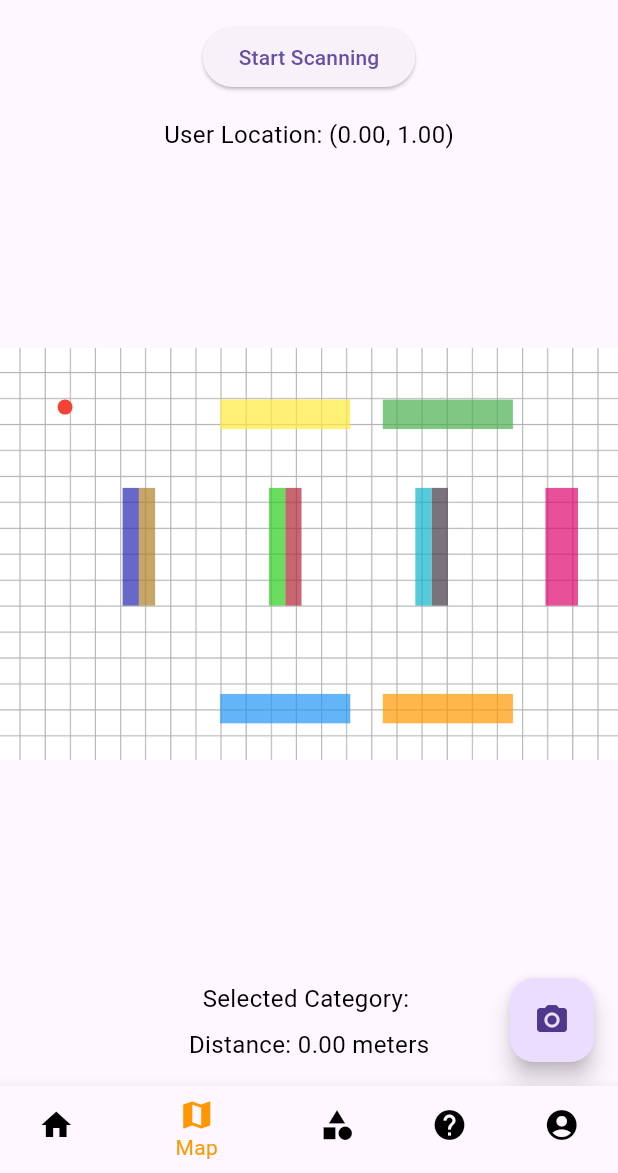
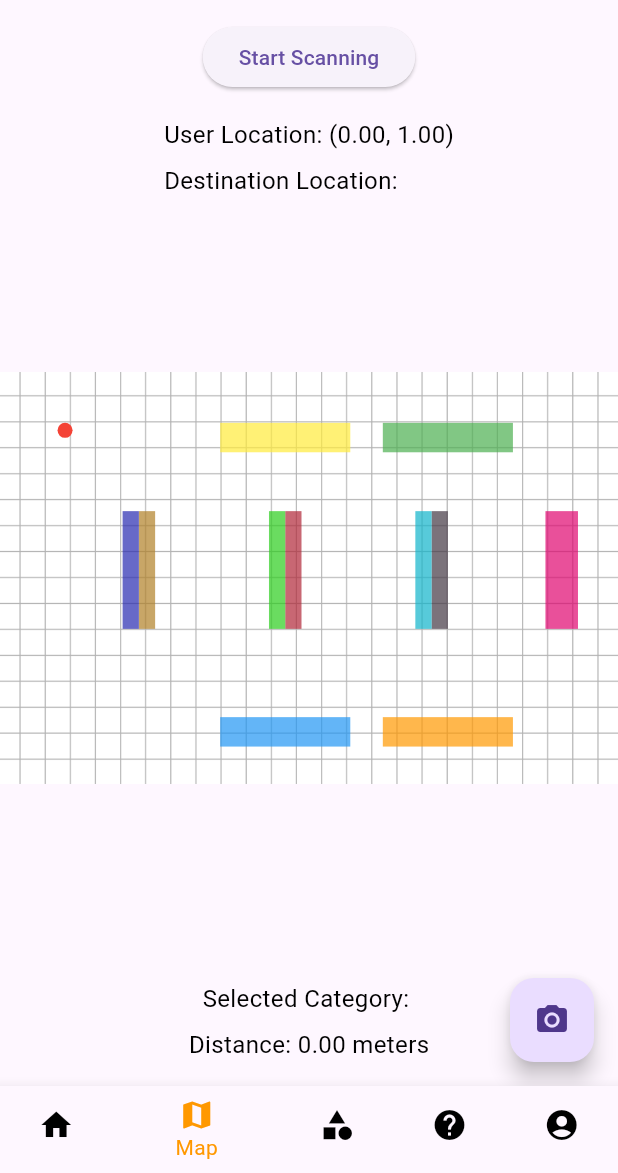
Before and after one commit to YeeWan1/InnoStore, a Flutter app: the MainHomePage screen opened by its route, item 2 of the bottom bar chosen, on a phone screen of 412 x 824 dp, the part 63-1236 px from its top. Run offline on Flutter 3.47's test engine with Material 3 defaults, Android fonts, the phone set to English and light mode, and no system bars; our stand-ins replace carousel_slider, cloud_firestore, firebase_auth, firebase_core, firebase_database, flutter_blue_plus and 6 more; accounts and stored records are empty.

Commit message:
destination category

```diff
--- a/inno_store/lib/Map/map_screen.dart
+++ b/inno_store/lib/Map/map_screen.dart
@@ -19,11 +19,13 @@
   final double x;
   final double y;
   final List<Offset> path;
+  final String destinationCategory; // Add destination category field
 
   MapScreen({
     required this.x,
     required this.y,
     required this.path,
+    required this.destinationCategory, // Add destination category parameter
   });
 
   @override
@@ -73,13 +75,6 @@
                 child: Text(isScanning ? 'Stop Scanning' : 'Start Scanning'),
               ),
               SizedBox(height: 16), // Add some spacing
-              //Obx(() {
-                // Display the received data as text
-                //return Text(
-                //  'Received Data: ${bluetoothConnect.receivedData.value}',
-                //  style: TextStyle(fontSize: 16, color: Colors.black),
-              //  );
-              //}),
               Obx(() {
                 // Parse the received data to get x and y values
                 String data = bluetoothConnect.receivedData.value;
@@ -97,9 +92,19 @@
                 // Update the red dot coordinates
                 redDotCoordinates.value = RedDotCoordinates(x: redDotX, y: redDotY);
 
-                return Text(
-                  'User Location: (${redDotX.toStringAsFixed(2)}, ${redDotY.toStringAsFixed(2)})',
-                  style: TextStyle(fontSize: 16, color: Colors.black),
+                return Column(
+                  crossAxisAlignment: CrossAxisAlignment.start,
+                  children: [
+                    Text(
+                      'User Location: (${redDotX.toStringAsFixed(2)}, ${redDotY.toStringAsFixed(2)})',
+                      style: TextStyle(fontSize: 16, color: Colors.black),
+                    ),
+                    SizedBox(height: 8),
+                    Text(
+                      'Destination Location: ${widget.destinationCategory}', // Display destination location
+                      style: TextStyle(fontSize: 16, color: Colors.black),
+                    ),
+                  ],
                 );
               }),
               Expanded(
--- a/inno_store/lib/category/locateitem.dart
+++ b/inno_store/lib/category/locateitem.dart
@@ -247,6 +247,7 @@
           pathNotifier: pathNotifier,
           x: _goal!.dx,
           y: _goal!.dy,
+          destinationCategory: widget.category, // Pass the category here
         ),
       ),
     );
--- a/inno_store/lib/features/app/splash_screen/splash_screen.dart
+++ b/inno_store/lib/features/app/splash_screen/splash_screen.dart
@@ -30,7 +30,10 @@
     } else {
       Navigator.pushReplacement(
         context,
-        MaterialPageRoute(builder: (context) => MainHomePage(pathNotifier: pathNotifier)),
+        MaterialPageRoute(builder: (context) => MainHomePage(
+          pathNotifier: pathNotifier,
+          destinationCategory: '', // Provide a default category here
+        )),
       );
     }
   }
--- a/inno_store/lib/features/user_auth/presentations/pages/home_main.dart
+++ b/inno_store/lib/features/user_auth/presentations/pages/home_main.dart
@@ -15,12 +15,14 @@
   final ValueNotifier<List<Offset>> pathNotifier;
   final double x;
   final double y;
+  final String destinationCategory; // Add this line
 
   MainHomePage({
     this.initialIndex = 0,
     required this.pathNotifier,
     this.x = 2.0,
     this.y = 2.0,
+    required this.destinationCategory, // Add this line
   });
 
   @override
@@ -87,7 +89,12 @@
   List<Widget> _widgetOptions(String username, double x, double y, List<Offset> path) {
     return <Widget>[
       HomePage(username: username),
-      MapScreen(x: x, y: y, path: path),
+      MapScreen(
+        x: x,
+        y: y,
+        path: path,
+        destinationCategory: widget.destinationCategory, // Pass the destinationCategory here
+      ),
       CategoryScreen(
         navigateToPayment: (items, vouchers) {
           setState(() {
--- a/inno_store/lib/main.dart
+++ b/inno_store/lib/main.dart
@@ -46,7 +46,10 @@
         '/': (context) => SplashScreen(),
         '/login': (context) => LoginPage(),
         '/signUp': (context) => SignUpPage(),
-        '/home': (context) => MainHomePage(pathNotifier: pathNotifier),
+        '/home': (context) => MainHomePage(
+          pathNotifier: pathNotifier,
+          destinationCategory: '', // Provide a default category
+        ),
         '/customerSupport': (context) => CustomerSupportScreen(),
         '/pay': (context) => PayScreen(cartItems: [], username: '', onClearCart: () {}),
         '/purchaseHistory': (context) => PurchaseHistoryPage(),
```
